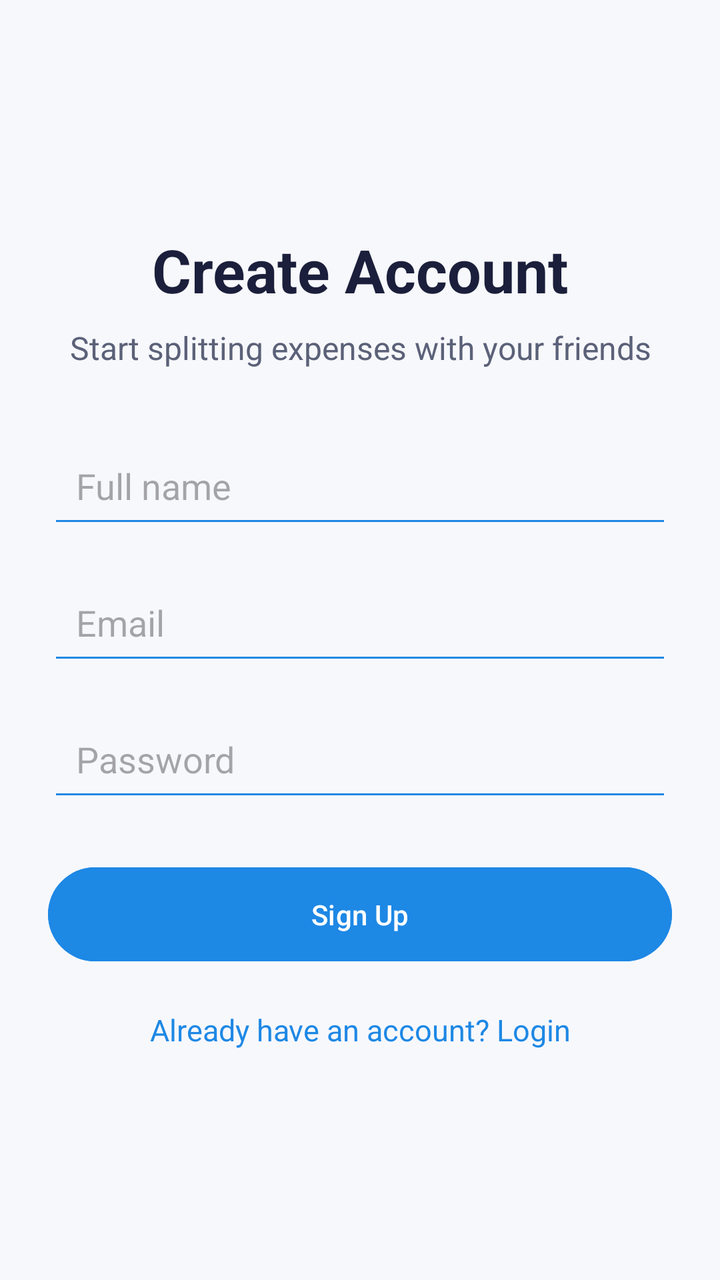
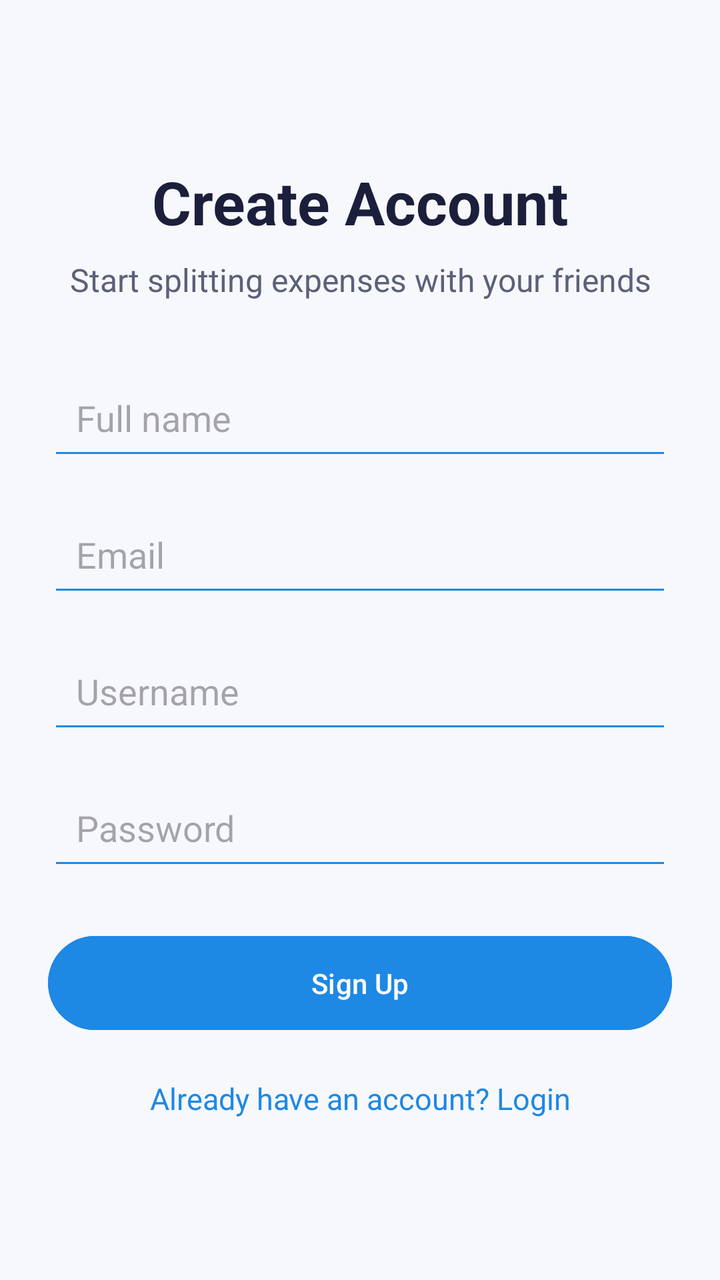

The first picture is an Android layout as it rendered before a commit; the second is the same layout after the commit. The layout source and the unified diff follow.
<!-- AndroidManifest.xml: application theme Theme.MyApplication -->
<!-- res/layout/activity_signup.xml -->
<?xml version="1.0" encoding="utf-8"?>
<LinearLayout xmlns:android="http://schemas.android.com/apk/res/android"
    android:layout_width="match_parent"
    android:layout_height="match_parent"
    android:background="#F7F8FC"
    android:gravity="center"
    android:orientation="vertical"
    android:padding="24dp"
    android:fitsSystemWindows="true">

    <TextView
        android:layout_width="match_parent"
        android:layout_height="wrap_content"
        android:gravity="center"
        android:text="Create Account"
        android:textColor="#1B1F3B"
        android:textSize="30sp"
        android:textStyle="bold" />

    <TextView
        android:layout_width="match_parent"
        android:layout_height="wrap_content"
        android:layout_marginTop="8dp"
        android:gravity="center"
        android:text="Start splitting expenses with your friends"
        android:textColor="#5B6178"
        android:textSize="16sp" />

    <EditText
        android:id="@+id/editTextSignupName"
        android:layout_width="match_parent"
        android:layout_height="wrap_content"
        android:layout_marginTop="32dp"
        android:backgroundTint="#1E88E5"
        android:hint="Full name"
        android:inputType="textPersonName"
        android:padding="14dp" />

    <EditText
        android:id="@+id/editTextSignupEmail"
        android:layout_width="match_parent"
        android:layout_height="wrap_content"
        android:layout_marginTop="16dp"
        android:backgroundTint="#1E88E5"
        android:hint="Email"
        android:inputType="textEmailAddress"
        android:padding="14dp" />

    <EditText
        android:id="@+id/editTextSignupPassword"
        android:layout_width="match_parent"
        android:layout_height="wrap_content"
        android:layout_marginTop="16dp"
        android:backgroundTint="#1E88E5"
        android:hint="Password"
        android:inputType="textPassword"
        android:padding="14dp" />

    <Button
        android:id="@+id/buttonSignup"
        android:layout_width="match_parent"
        android:layout_height="wrap_content"
        android:layout_marginTop="24dp"
        android:backgroundTint="#1E88E5"
        android:padding="14dp"
        android:text="Sign Up"
        android:textAllCaps="false" />

    <TextView
        android:id="@+id/textViewSignupStatus"
        android:layout_width="match_parent"
        android:layout_height="wrap_content"
        android:layout_marginTop="14dp"
        android:gravity="center"
        android:textColor="#C62828"
        android:textSize="14sp"
        android:visibility="gone" />

    <TextView
        android:id="@+id/textViewGoToLogin"
        android:layout_width="match_parent"
        android:layout_height="wrap_content"
        android:layout_marginTop="20dp"
        android:gravity="center"
        android:text="Already have an account? Login"
        android:textColor="#1E88E5"
        android:textSize="15sp" />

</LinearLayout>
<!-- resources referenced by this layout -->
<resources>
  <style name="Theme.MyApplication" parent="Base.Theme.MyApplication" />
  <style name="Base.Theme.MyApplication" parent="Theme.Material3.DayNight.NoActionBar">
          
          
      </style>
</resources>

<!-- the commit's change to res/layout/activity_signup.xml (unified diff, before → after) -->
@@ -47,6 +47,16 @@
         android:padding="14dp" />
 
     <EditText
+        android:id="@+id/editTextSignupUsername"
+        android:layout_width="match_parent"
+        android:layout_height="wrap_content"
+        android:layout_marginTop="16dp"
+        android:backgroundTint="#1E88E5"
+        android:hint="Username"
+        android:inputType="textNoSuggestions"
+        android:padding="14dp" />
+
+    <EditText
         android:id="@+id/editTextSignupPassword"
         android:layout_width="match_parent"
         android:layout_height="wrap_content"
